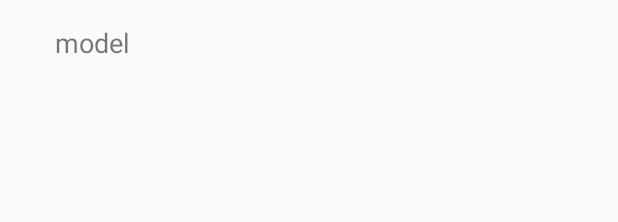
After one commit to labhyasharma/lawyerly, an Android app: the layout fragment_lawyer_details.xml on its own in the app's theme, with its tools: preview values and no code run, on a phone screen of 412 x 824 dp. The commit adds this screen. Shown: the top 222 px of the screen. Run offline under Robolectric (Android 15) with nearby library versions, the phone set to English and light mode, and no system bars.

Commit message:
detail fragment added

```diff
--- a/app/src/main/AndroidManifest.xml
+++ b/app/src/main/AndroidManifest.xml
@@ -22,6 +22,7 @@
                 <category android:name="android.intent.category.LAUNCHER" />
             </intent-filter>
         </activity>
+        <activity android:name=".lawyerdetails.LawyerDetailsActivity" />
     </application>
 
 </manifest>
--- a/app/src/main/java/com/studiographene/lawyerly/basecode/di/components/MyComponent.java
+++ b/app/src/main/java/com/studiographene/lawyerly/basecode/di/components/MyComponent.java
@@ -4,6 +4,7 @@ package com.studiographene.lawyerly.basecode.di.components;
 import com.studiographene.lawyerly.Dashboard.DashboardActivity;
 import com.studiographene.lawyerly.basecode.common.BaseFragment;
 import com.studiographene.lawyerly.basecode.di.modules.MyModule;
+import com.studiographene.lawyerly.lawyerdetails.LawyerDetailsFragment;
 import com.studiographene.lawyerly.lawyerslist.LawyersListFragment;
 
 import javax.inject.Singleton;
@@ -18,6 +19,7 @@ public interface MyComponent {
     void inject(BaseFragment baseFragment);
     void inject(DashboardActivity dashboardActivity);
     void inject(LawyersListFragment lawyersListFragment);
+    void inject(LawyerDetailsFragment lawyerDetailsFragment);
 //    void inject(MsgDetailsListFragment msgDetailsListFragment);
 
 }
--- a/app/src/main/java/com/studiographene/lawyerly/lawyerslist/LawyersListFragment.java
+++ b/app/src/main/java/com/studiographene/lawyerly/lawyerslist/LawyersListFragment.java
@@ -17,6 +17,7 @@ import com.studiographene.lawyerly.basecode.Application;
 import com.studiographene.lawyerly.basecode.common.BaseBindingAdapter;
 import com.studiographene.lawyerly.basecode.common.BaseFragment;
 import com.studiographene.lawyerly.databinding.SingleRecyclerViewLayoutBinding;
+import com.studiographene.lawyerly.lawyerdetails.LawyerDetailsActivity;
 
 import java.util.ArrayList;
 import java.util.List;
@@ -133,6 +134,10 @@ public class LawyersListFragment extends BaseFragment implements LawyersListCont
     public void onItemClick(View view, Lawyer item, int clickType) {
 
 
+        Intent intent = new Intent(getActivity(), LawyerDetailsActivity.class);
+
+        startActivity(intent);
+
     }
 
 
--- /dev/null
+++ b/app/src/main/res/layout/fragment_lawyer_details.xml
@@ -0,0 +1,31 @@
+<?xml version="1.0" encoding="utf-8"?>
+<layout xmlns:android="http://schemas.android.com/apk/res/android"
+    xmlns:app="http://schemas.android.com/apk/res-auto"
+    xmlns:tools="http://schemas.android.com/tools">
+
+    <data>
+
+    </data>
+
+
+    <RelativeLayout
+        android:layout_width="match_parent"
+        android:layout_height="wrap_content"
+        android:layout_marginLeft="@dimen/_16sdp"
+        android:layout_marginRight="@dimen/_8sdp"
+        android:layout_marginTop="@dimen/_8sdp"
+        android:foreground="?android:attr/selectableItemBackground"
+        android:orientation="vertical">
+
+        <TextView
+            android:layout_width="wrap_content"
+            android:layout_height="wrap_content"
+            android:layout_alignParentTop="true"
+            android:layout_marginStart="16dp"
+            android:layout_marginTop="@dimen/_4sdp"
+            android:text="model"
+            android:textSize="@dimen/_14sdp" />
+
+
+    </RelativeLayout>
+</layout>
```
Also changed, not shown: app/src/main/java/com/studiographene/lawyerly/lawyerdetails/LawyerDetailsActivity.java (added, +53 -0 lines), app/src/main/java/com/studiographene/lawyerly/lawyerdetails/LawyerDetailsContract.java (added, +16 -0 lines), app/src/main/java/com/studiographene/lawyerly/lawyerdetails/LawyerDetailsFragment.java (added, +90 -0 lines), app/src/main/java/com/studiographene/lawyerly/lawyerdetails/LawyerDetailsPresenter.java (added, +31 -0 lines), app/src/main/res/layout/activity_lawyer_details.xml (added, +11 -0 lines).
